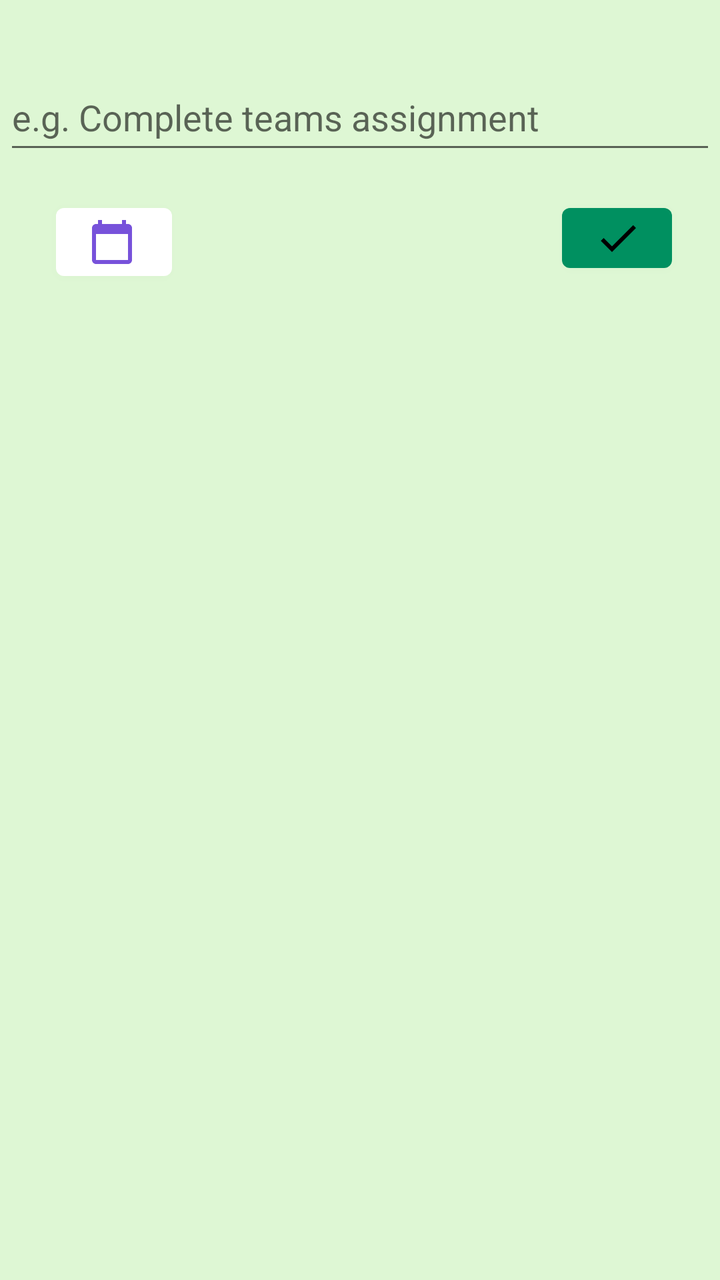
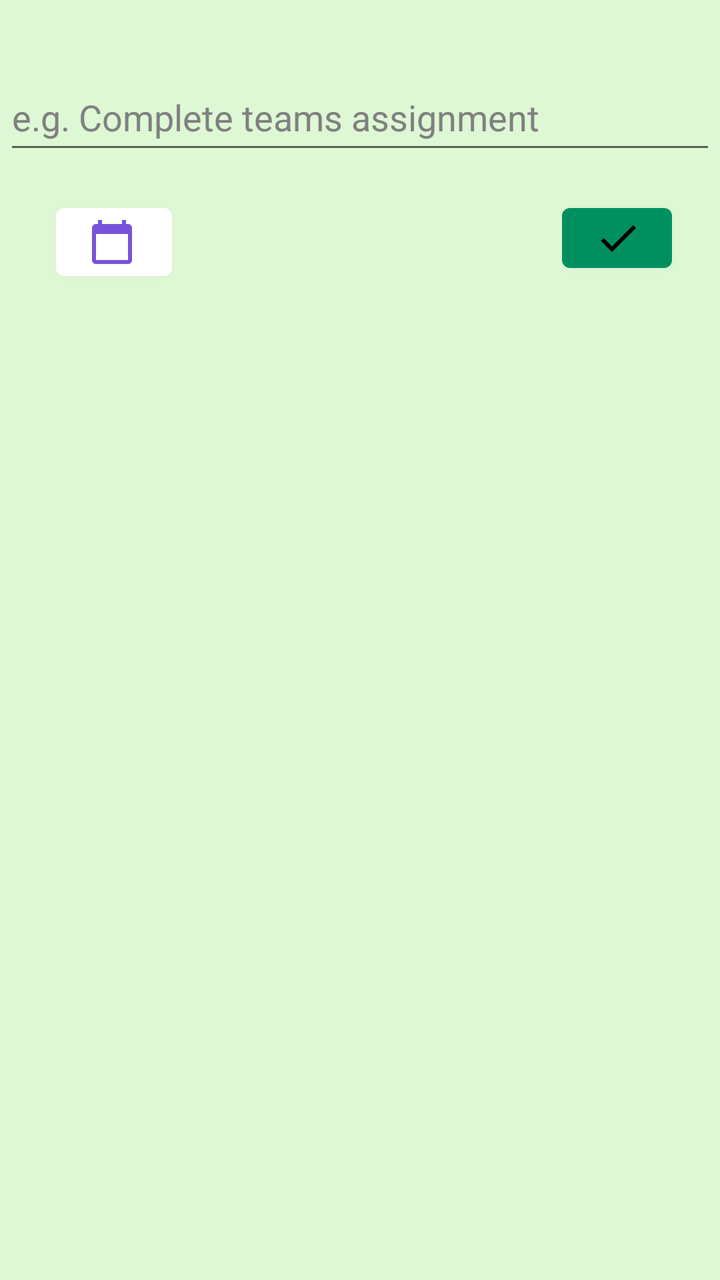

Before-and-after screenshots of an Android layout around one commit, followed by the original layout XML and the change that was made.
<!-- AndroidManifest.xml: application theme Theme.Silva -->
<!-- res/layout/bottom_frag.xml -->
<?xml version="1.0" encoding="utf-8"?>
<androidx.constraintlayout.widget.ConstraintLayout xmlns:android="http://schemas.android.com/apk/res/android"
    xmlns:app="http://schemas.android.com/apk/res-auto"
    xmlns:tools="http://schemas.android.com/tools"
    android:id="@+id/bottomSheet"
    android:layout_width="match_parent"
    android:layout_height="match_parent"
    android:paddingBottom="24dp"
    android:background="#DEF7D4"
    android:tag='app:layout_behavior="com.google.android.material.bottomsheet.BottomSheetBehavior" '
    app:layout_behavior="com.google.android.material.bottomsheet.BottomSheetBehavior">


    <EditText
        android:id="@+id/toDoEnterText"
        android:layout_width="356dp"
        android:layout_height="50dp"
        android:layout_marginTop="32dp"
        android:ems="10"
        android:hint="e.g. Complete teams assignment"
        android:inputType="textPersonName"
        app:layout_constraintEnd_toEndOf="parent"
        app:layout_constraintStart_toStartOf="parent"
        app:layout_constraintTop_toTopOf="parent" />

    <Button
        android:id="@+id/confirmButton"
        android:layout_width="55dp"
        android:layout_height="42dp"
        android:layout_marginTop="16dp"
        android:layout_marginEnd="24dp"
        android:textAlignment="center"
        app:icon="@drawable/checkimg"
        app:layout_constraintEnd_toEndOf="parent"
        app:layout_constraintTop_toBottomOf="@+id/toDoEnterText" />

    <Button
        android:id="@+id/setDateButton"
        android:layout_width="58dp"
        android:layout_height="46dp"
        android:layout_marginStart="28dp"
        android:layout_marginTop="16dp"
        app:backgroundTint="#FFFFFF"
        app:icon="@drawable/ic_baseline_calendar_today_24"
        app:iconTint="#7752DA"
        app:layout_constraintStart_toStartOf="parent"
        app:layout_constraintTop_toBottomOf="@+id/toDoEnterText" />

    <CalendarView
        android:id="@+id/calendarView2"
        android:layout_width="340dp"
        android:layout_height="305dp"
        android:layout_marginTop="8dp"
        app:layout_constraintEnd_toEndOf="parent"
        app:layout_constraintStart_toStartOf="parent"
        app:layout_constraintTop_toBottomOf="@+id/dueDateTitle" />

    <TextView
        android:id="@+id/dueDateTitle"
        android:layout_width="wrap_content"
        android:layout_height="wrap_content"
        android:layout_marginTop="76dp"
        android:text="Due Date"
        android:textAlignment="center"
        android:textSize="20sp"
        app:layout_constraintEnd_toEndOf="parent"
        app:layout_constraintStart_toStartOf="parent"
        app:layout_constraintTop_toBottomOf="@+id/toDoEnterText" />

    <androidx.constraintlayout.widget.Group
        android:id="@+id/calGroup"
        android:layout_width="wrap_content"
        android:layout_height="wrap_content"
        android:visibility="gone"
        app:constraint_referenced_ids="calendarView2,dueDateTitle" />

</androidx.constraintlayout.widget.ConstraintLayout>
<!-- resources referenced by this layout -->
<resources>
  <!-- drawable checkimg (drawable) -->
  <vector xmlns:android="http://schemas.android.com/apk/res/android"
      android:width="24dp"
      android:height="24dp"
      android:viewportWidth="24"
      android:viewportHeight="24"
      android:tint="?attr/colorControlNormal">
    <path
        android:fillColor="@android:color/white"
        android:pathData="M9,16.17L4.83,12l-1.42,1.41L9,19 21,7l-1.41,-1.41z"/>
  </vector>
  <!-- drawable ic_baseline_calendar_today_24 (drawable-v24) -->
  <vector android:height="24dp" android:tint="#DF003D"
      android:viewportHeight="24" android:viewportWidth="24"
      android:width="24dp" xmlns:android="http://schemas.android.com/apk/res/android">
      <path android:fillColor="@android:color/white" android:pathData="M20,3h-1L19,1h-2v2L7,3L7,1L5,1v2L4,3c-1.1,0 -2,0.9 -2,2v16c0,1.1 0.9,2 2,2h16c1.1,0 2,-0.9 2,-2L22,5c0,-1.1 -0.9,-2 -2,-2zM20,21L4,21L4,8h16v13z"/>
  </vector>
  <style name="Theme.Silva" parent="Theme.MaterialComponents.DayNight.DarkActionBar">
          
          <item name="colorPrimary">#009060</item>
          <item name="colorPrimaryVariant">#009060</item>
          <item name="colorOnPrimary">@color/black</item>
          
          <item name="colorSecondary">@color/teal_200</item>
          <item name="colorSecondaryVariant">@color/teal_700</item>
          <item name="colorOnSecondary">@color/black</item>
          
          <item name="android:statusBarColor" tools:targetApi="l">?attr/colorPrimaryVariant</item>
          
      </style>
  <color name="black">#FF000000</color>
  <color name="teal_200">#FF03DAC5</color>
  <color name="teal_700">#FF018786</color>
</resources>

<!-- the commit's change to res/layout/bottom_frag.xml (unified diff, before → after) -->
@@ -18,6 +18,8 @@
         android:layout_marginTop="32dp"
         android:ems="10"
         android:hint="e.g. Complete teams assignment"
+        android:textColorHint="#808080"
+        android:textColor="@color/black"
         android:inputType="textPersonName"
         app:layout_constraintEnd_toEndOf="parent"
         app:layout_constraintStart_toStartOf="parent"
